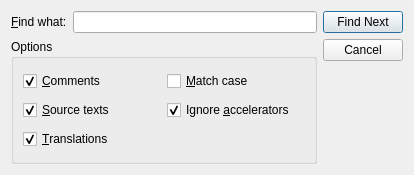
Above: src/linguist/linguist/finddialog.ui from qt/qttools before the change. Below: the same form after it.
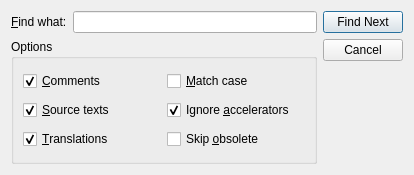
That is the form after the change.

Commit message:
Linguist: Add "Skip obsolete" option to Find dialog.
When "Skip obsolete" option in Find dialog is checked,
linguist searches only no-obsoleted messages.

```diff
--- a/src/linguist/linguist/finddialog.ui
+++ b/src/linguist/linguist/finddialog.ui
@@ -175,6 +175,16 @@
           </property>
          </widget>
         </item>
+        <item row="2" column="1">
+         <widget class="QCheckBox" name="skipObsolete">
+          <property name="whatsThis">
+           <string>Obsoleted messages are skipped when checked.</string>
+          </property>
+          <property name="text">
+           <string>Skip &amp;obsolete</string>
+          </property>
+         </widget>
+        </item>
        </layout>
       </widget>
      </item>
```
The commit also changes 4 other files.
